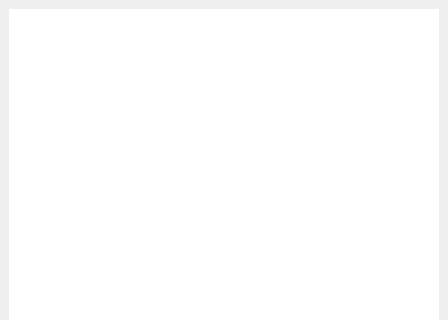
Before: the Qt Designer form wengophone/src/presentation/qt/chat/ChatRoomWidget.ui in tkrotoff/WengoPhone, drawn with Qt 5; both pictures show x 0 to 448 and y 0 to 320 of the 448 by 605 pixel window.
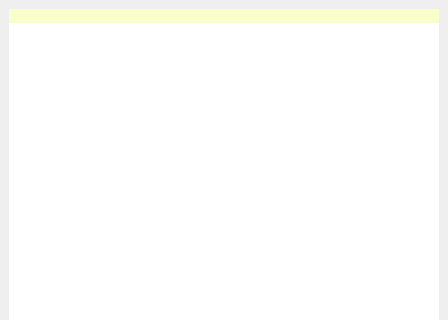
After: the same form once the commit is applied. Icons and pictures are not drawn.

Commit message: Refactoring the chat window, work in progress...

The edit to the form file:
```diff
--- a/wengophone/src/presentation/qt/chat/ChatRoomWidget.ui
+++ b/wengophone/src/presentation/qt/chat/ChatRoomWidget.ui
@@ -372,9 +372,9 @@
               <blue>255</blue>
              </color>
              <color>
-              <red>255</red>
+              <red>248</red>
               <green>255</green>
-              <blue>255</blue>
+              <blue>202</blue>
              </color>
              <color>
               <red>113</red>
@@ -459,9 +459,9 @@
               <blue>255</blue>
              </color>
              <color>
-              <red>255</red>
+              <red>248</red>
               <green>255</green>
-              <blue>255</blue>
+              <blue>202</blue>
              </color>
              <color>
               <red>113</red>
@@ -541,14 +541,14 @@
               <blue>108</blue>
              </color>
              <color>
-              <red>255</red>
+              <red>248</red>
               <green>255</green>
-              <blue>255</blue>
+              <blue>202</blue>
              </color>
              <color>
-              <red>255</red>
+              <red>248</red>
               <green>255</green>
-              <blue>255</blue>
+              <blue>202</blue>
              </color>
              <color>
               <red>0</red>
```
The commit also changes 1 other file.
